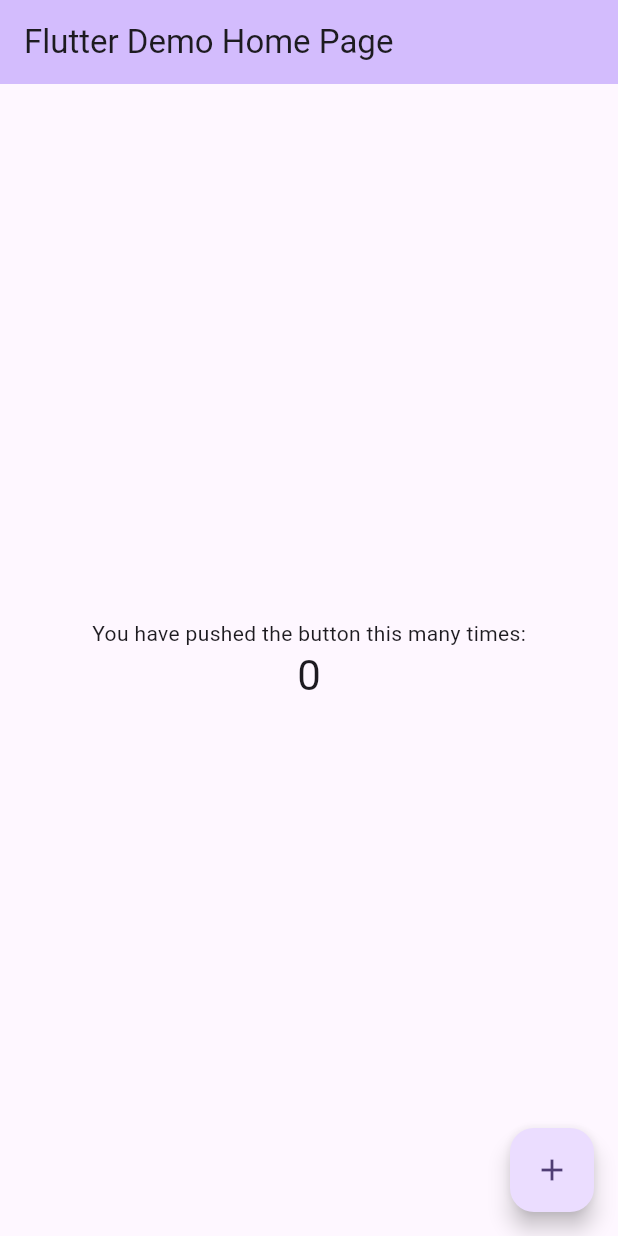
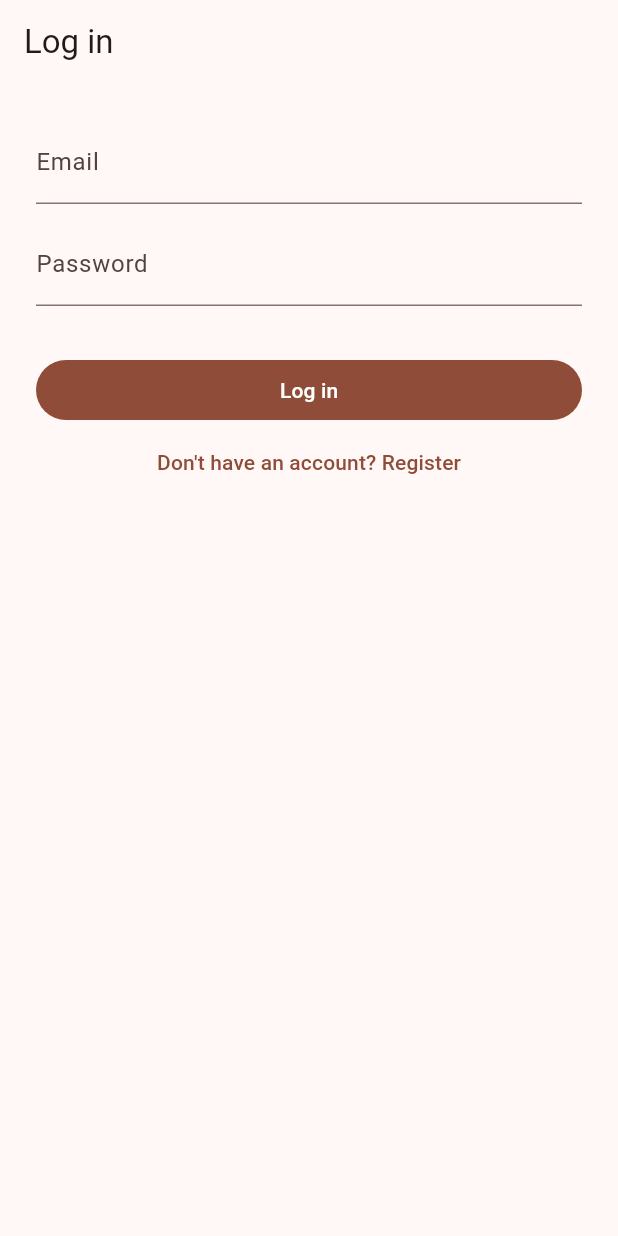
Before and after one commit to leryramos16/modern_ordering_app, a Flutter app: the screen it shows after launch, on a phone screen of 412 x 824 dp. Run offline on Flutter 3.47's test engine with Material 3 defaults, Android fonts, the phone set to English and light mode, and no system bars; our stand-ins replace flutter_secure_storage.

Commit message:
login feature setup

```diff
--- /dev/null
+++ b/backend/lib/repositories/user_repository.dart
@@ -0,0 +1,54 @@
+import 'package:postgres/postgres.dart';
+import 'package:shared_models/shared_models.dart';
+
+class UserRepository {
+  UserRepository(this._db);
+
+  final Pool _db;
+
+  static const _columns = 'id, name, email, role';
+
+  Future<User?> findById(int id) async {
+    final result = await _db.execute(
+      Sql.named('SELECT $_columns FROM users WHERE id = @id'),
+      parameters: {'id': id},
+    );
+    if (result.isEmpty) return null;
+    return _fromRow(result.first.toColumnMap());
+  }
+
+  /// Used by login: returns the user together with the stored hash.
+  Future<({User user, String passwordHash})?> findByEmail(String email) async {
+    final result = await _db.execute(
+      Sql.named(
+        'SELECT $_columns, password_hash FROM users WHERE email = @email',
+      ),
+      parameters: {'email': email},
+    );
+    if (result.isEmpty) return null;
+    final row = result.first.toColumnMap();
+    return (user: _fromRow(row), passwordHash: row['password_hash'] as String);
+  }
+
+  Future<User> create({
+    required String name,
+    required String email,
+    required String passwordHash,
+  }) async {
+    final result = await _db.execute(
+      Sql.named(
+        'INSERT INTO users (name, email, password_hash) '
+        'VALUES (@name, @email, @hash) RETURNING $_columns',
+      ),
+      parameters: {'name': name, 'email': email, 'hash': passwordHash},
+    );
+    return _fromRow(result.first.toColumnMap());
+  }
+
+  User _fromRow(Map<String, dynamic> row) => User(
+    id: row['id'] as int,
+    name: row['name'] as String,
+    email: row['email'] as String,
+    role: row['role'] as String,
+  );
+}
--- /dev/null
+++ b/lib/config.dart
@@ -0,0 +1,3 @@
+// Windows desktop / iOS simulator: localhost
+// Android emulator: use 'http://10.0.2.2:8081' (the emulator's name for your PC)
+const apiBaseUrl = 'http://localhost:8081';
--- a/lib/main.dart
+++ b/lib/main.dart
@@ -1,4 +1,9 @@
 import 'package:flutter/material.dart';
+import 'package:shared_models/shared_models.dart';
+
+import 'screens/home_screen.dart';
+import 'screens/login_screen.dart';
+import 'services/auth_service.dart';
 
 void main() {
   runApp(const MyApp());
@@ -7,116 +12,47 @@ void main() {
 class MyApp extends StatelessWidget {
   const MyApp({super.key});
 
-  // This widget is the root of your application.
   @override
   Widget build(BuildContext context) {
     return MaterialApp(
-      title: 'Flutter Demo',
-      theme: ThemeData(
-        // This is the theme of your application.
-        //
-        // TRY THIS: Try running your application with "flutter run". You'll see
-        // the application has a purple toolbar. Then, without quitting the app,
-        // try changing the seedColor in the colorScheme below to Colors.green
-        // and then invoke "hot reload" (save your changes or press the "hot
-        // reload" button in a Flutter-supported IDE, or press "r" if you used
-        // the command line to start the app).
-        //
-        // Notice that the counter didn't reset back to zero; the application
-        // state is not lost during the reload. To reset the state, use hot
-        // restart instead.
-        //
-        // This works for code too, not just values: Most code changes can be
-        // tested with just a hot reload.
-        colorScheme: .fromSeed(seedColor: Colors.deepPurple),
-      ),
-      home: const MyHomePage(title: 'Flutter Demo Home Page'),
+      title: 'MODERN ORDERING APP',
+      theme: ThemeData(colorSchemeSeed: Colors.deepOrange),
+      home: const AuthGate(),
     );
   }
 }
 
-class MyHomePage extends StatefulWidget {
-  const MyHomePage({super.key, required this.title});
-
-  // This widget is the home page of your application. It is stateful, meaning
-  // that it has a State object (defined below) that contains fields that affect
-  // how it looks.
-
-  // This class is the configuration for the state. It holds the values (in this
-  // case the title) provided by the parent (in this case the App widget) and
-  // used by the build method of the State. Fields in a Widget subclass are
-  // always marked "final".
-
-  final String title;
+/// Decides the first screen: Home if already logged in, otherwise Login.
+class AuthGate extends StatefulWidget {
+  const AuthGate({super.key});
 
   @override
-  State<MyHomePage> createState() => _MyHomePageState();
+  State<AuthGate> createState() => _AuthGateState();
 }
 
-class _MyHomePageState extends State<MyHomePage> {
-  int _counter = 0;
+class _AuthGateState extends State<AuthGate> {
+  late final Future<User?> _userFuture;
 
-  void _incrementCounter() {
-    setState(() {
-      // This call to setState tells the Flutter framework that something has
-      // changed in this State, which causes it to rerun the build method below
-      // so that the display can reflect the updated values. If we changed
-      // _counter without calling setState(), then the build method would not be
-      // called again, and so nothing would appear to happen.
-      _counter++;
-    });
+  @override
+  void initState() {
+    super.initState();
+    _userFuture = authService.currentUser();
   }
 
   @override
   Widget build(BuildContext context) {
-    // This method is rerun every time setState is called, for instance as done
-    // by the _incrementCounter method above.
-    //
-    // The Flutter framework has been optimized to make rerunning build methods
-    // fast, so that you can just rebuild anything that needs updating rather
-    // than having to individually change instances of widgets.
-    return Scaffold(
-      appBar: AppBar(
-        // TRY THIS: Try changing the color here to a specific color (to
-        // Colors.amber, perhaps?) and trigger a hot reload to see the AppBar
-        // change color while the other colors stay the same.
-        backgroundColor: Theme.of(context).colorScheme.inversePrimary,
-        // Here we take the value from the MyHomePage object that was created by
-        // the App.build method, and use it to set our appbar title.
-        title: Text(widget.title),
-      ),
-      body: Center(
-        // Center is a layout widget. It takes a single child and positions it
-        // in the middle of the parent.
-        child: Column(
-          // Column is also a layout widget. It takes a list of children and
-          // arranges them vertically. By default, it sizes itself to fit its
-          // children horizontally, and tries to be as tall as its parent.
-          //
-          // Column has various properties to control how it sizes itself and
-          // how it positions its children. Here we use mainAxisAlignment to
-          // center the children vertically; the main axis here is the vertical
-          // axis because Columns are vertical (the cross axis would be
-          // horizontal).
-          //
-          // TRY THIS: Invoke "debug painting" (choose the "Toggle Debug Paint"
-          // action in the IDE, or press "p" in the console), to see the
-          // wireframe for each widget.
-          mainAxisAlignment: .center,
-          children: [
-            const Text('You have pushed the button this many times:'),
-            Text(
-              '$_counter',
-              style: Theme.of(context).textTheme.headlineMedium,
-            ),
-          ],
-        ),
-      ),
-      floatingActionButton: FloatingActionButton(
-        onPressed: _incrementCounter,
-        tooltip: 'Increment',
-        child: const Icon(Icons.add),
-      ),
+    return FutureBuilder<User?>(
+      future: _userFuture,
+      builder: (context, snapshot) {
+        if (snapshot.connectionState != ConnectionState.done) {
+          return const Scaffold(
+            body: Center(child: CircularProgressIndicator()),
+          );
+        }
+        final user = snapshot.data;
+        if (user == null) return const LoginScreen();
+        return HomeScreen(user: user);
+      },
     );
   }
 }
--- /dev/null
+++ b/lib/screens/login_screen.dart
@@ -0,0 +1,111 @@
+import 'package:flutter/material.dart';
+
+import '../services/auth_service.dart';
+import 'home_screen.dart';
+import 'register_screen.dart';
+
+class LoginScreen extends StatefulWidget {
+  const LoginScreen({super.key});
+
+  @override
+  State<LoginScreen> createState() => _LoginScreenState();
+}
+
+class _LoginScreenState extends State<LoginScreen> {
+  final _formKey = GlobalKey<FormState>();
+  final _emailController = TextEditingController();
+  final _passwordController = TextEditingController();
+  bool _loading = false;
+  String? _error;
+
+  @override
+  void dispose() {
+    _emailController.dispose();
+    _passwordController.dispose();
+    super.dispose();
+  }
+
+  Future<void> _submit() async {
+    if (!_formKey.currentState!.validate()) return;
+
+    setState(() {
+      _loading = true;
+      _error = null;
+    });
+
+    try {
+      final user = await authService.login(
+        _emailController.text.trim(),
+        _passwordController.text,
+      );
+      if (!mounted) return;
+      Navigator.of(context).pushReplacement(
+        MaterialPageRoute(builder: (_) => HomeScreen(user: user)),
+      );
+    } on AuthException catch (e) {
+      setState(() => _error = e.message);
+    } catch (_) {
+      setState(() => _error = 'Could not reach the server');
+    } finally {
+      if (mounted) setState(() => _loading = false);
+    }
+  }
+
+  @override
+  Widget build(BuildContext context) {
+    return Scaffold(
+      appBar: AppBar(title: const Text('Log in')),
+      body: Padding(
+        padding: const EdgeInsets.all(24),
+        child: Form(
+          key: _formKey,
+          child: Column(
+            crossAxisAlignment: CrossAxisAlignment.stretch,
+            children: [
+              TextFormField(
+                controller: _emailController,
+                decoration: const InputDecoration(labelText: 'Email'),
+                keyboardType: TextInputType.emailAddress,
+                validator: (value) => value != null && value.contains('@')
+                    ? null
+                    : 'Enter a valid email',
+              ),
+              const SizedBox(height: 12),
+              TextFormField(
+                controller: _passwordController,
+                decoration: const InputDecoration(labelText: 'Password'),
+                obscureText: true,
+                validator: (value) => value != null && value.isNotEmpty
+                    ? null
+                    : 'Enter your password',
+              ),
+              const SizedBox(height: 16),
+              if (_error != null)
+                Text(
+                  _error!,
+                  style: TextStyle(color: Theme.of(context).colorScheme.error),
+                ),
+              const SizedBox(height: 16),
+              FilledButton(
+                onPressed: _loading ? null : _submit,
+                child: _loading
+                    ? const SizedBox(
+                        height: 20,
+                        width: 20,
+                        child: CircularProgressIndicator(strokeWidth: 2),
+                      )
+                    : const Text('Log in'),
+              ),
+              TextButton(
+                onPressed: () => Navigator.of(context).push(
+                  MaterialPageRoute(builder: (_) => const RegisterScreen()),
+                ),
+                child: const Text("Don't have an account? Register"),
+              ),
+            ],
+          ),
+        ),
+      ),
+    );
+  }
+}
--- /dev/null
+++ b/lib/services/auth_service.dart
@@ -0,0 +1,67 @@
+import 'dart:convert';
+
+import 'package:flutter_secure_storage/flutter_secure_storage.dart';
+import 'package:http/http.dart' as http;
+import 'package:shared_models/shared_models.dart';
+
+import '../config.dart';
+
+class AuthException implements Exception {
+  AuthException(this.message);
+  final String message;
+}
+
+class AuthService {
+  static const _tokenKey = 'auth_token';
+  final _storage = const FlutterSecureStorage();
+
+  Future<User> login(String email, String password) {
+    return _authenticate('/auth/login', {'email': email, 'password': password});
+  }
+
+  Future<User> register(String name, String email, String password) {
+    return _authenticate('/auth/register', {
+      'name': name,
+      'email': email,
+      'password': password,
+    });
+  }
+
+  Future<User> _authenticate(String path, Map<String, String> body) async {
+    final response = await http.post(
+      Uri.parse('$apiBaseUrl$path'),
+      headers: {'Content-Type': 'application/json'},
+      body: jsonEncode(body),
+    );
+    final data = jsonDecode(response.body) as Map<String, dynamic>;
+
+    if (response.statusCode != 200 && response.statusCode != 201) {
+      throw AuthException(data['error'] as String? ?? 'Something went wrong');
+    }
+
+    await _storage.write(key: _tokenKey, value: data['token'] as String);
+    return User.fromJson(data['user'] as Map<String, dynamic>);
+  }
+
+  /// Called on app start: returns the user if a saved token is still valid.
+  Future<User?> currentUser() async {
+    final token = await _storage.read(key: _tokenKey);
+    if (token == null) return null;
+
+    final response = await http.get(
+      Uri.parse('$apiBaseUrl/auth/me'),
+      headers: {'Authorization': 'Bearer $token'},
+    );
+    if (response.statusCode != 200) {
+      await logout();
+      return null;
+    }
+    return User.fromJson(jsonDecode(response.body) as Map<String, dynamic>);
+  }
+
+  Future<void> logout() => _storage.delete(key: _tokenKey);
+}
+
+// One shared instance for the whole app (simple for now; later you can
+// swap this for a state-management package like provider or riverpod).
+final authService = AuthService();
--- a/packages/shared_models/lib/shared_models.dart
+++ b/packages/shared_models/lib/shared_models.dart
@@ -4,5 +4,6 @@
 library;
 
 export 'src/product.dart';
+export 'src/user.dart';
 
 // TODO: Export any libraries intended for clients of this package.
--- /dev/null
+++ b/packages/shared_models/lib/src/user.dart
@@ -0,0 +1,27 @@
+class User {
+  const User({
+    required this.id,
+    required this.name,
+    required this.email,
+    required this.role,
+  });
+
+  final int id;
+  final String name;
+  final String email;
+  final String role;
+
+  factory User.fromJson(Map<String, dynamic> json) => User(
+    id: json['id'] as int,
+    name: json['name'] as String,
+    email: json['email'] as String,
+    role: json['role'] as String,
+  );
+
+  Map<String, dynamic> toJson() => {
+    'id': id,
+    'name': name,
+    'email': email,
+    'role': role,
+  };
+}
--- a/pubspec.yaml
+++ b/pubspec.yaml
@@ -34,8 +34,10 @@ dependencies:
   # The following adds the Cupertino Icons font to your application.
   # Use with the CupertinoIcons class for iOS style icons.
   cupertino_icons: ^1.0.8
-  postgres: ^3.5.20
-
+  http: ^1.6.0
+  flutter_secure_storage: ^11.2.0
+  shared_models:
+    path: packages/shared_models
 dev_dependencies:
   flutter_test:
     sdk: flutter
```
Also changed, not shown: backend/lib/auth/jwt_service.dart (added, +27 -0 lines), lib/screens/home_screen.dart (added, +36 -0 lines), lib/screens/register_screen.dart (added, +117 -0 lines), packages/shared_models/example/shared_models_example.dart (+5 -5 lines), pubspec.lock, 11 other files.
